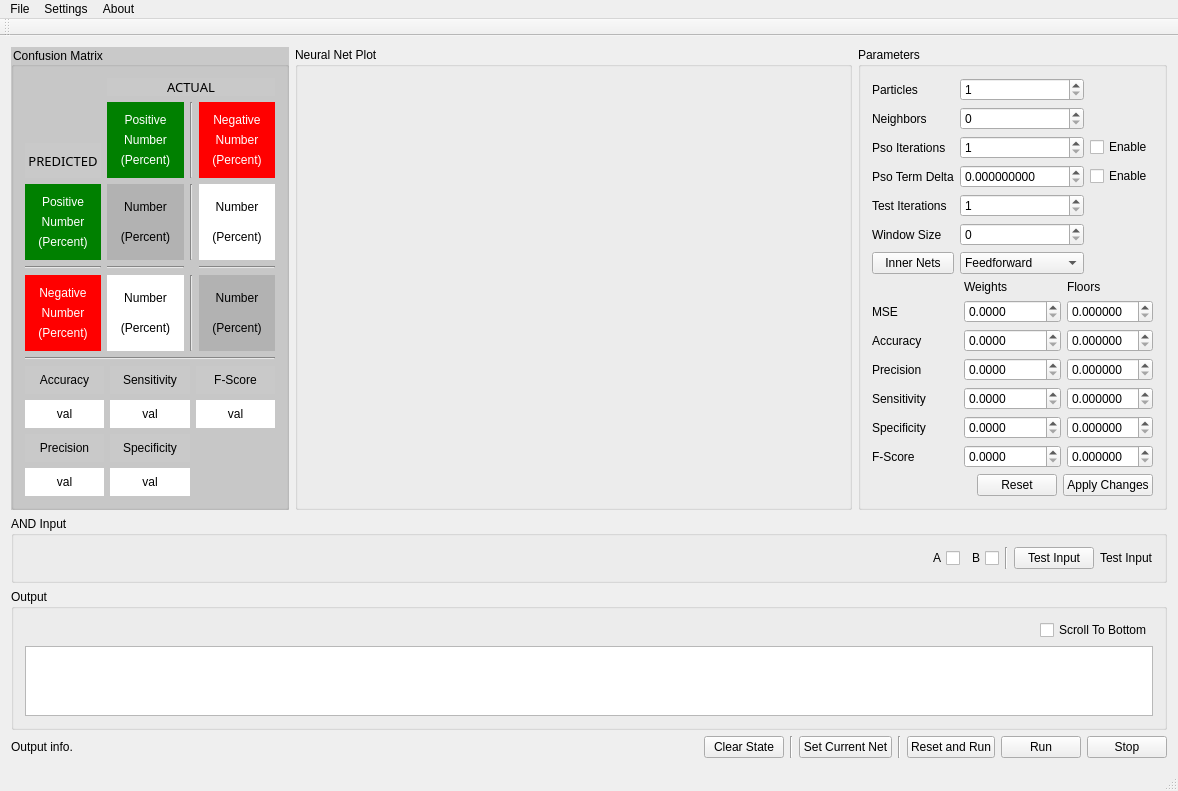
Old version of the form frontend/mainwindow.ui in the repository wboler05/pso_neural_net.
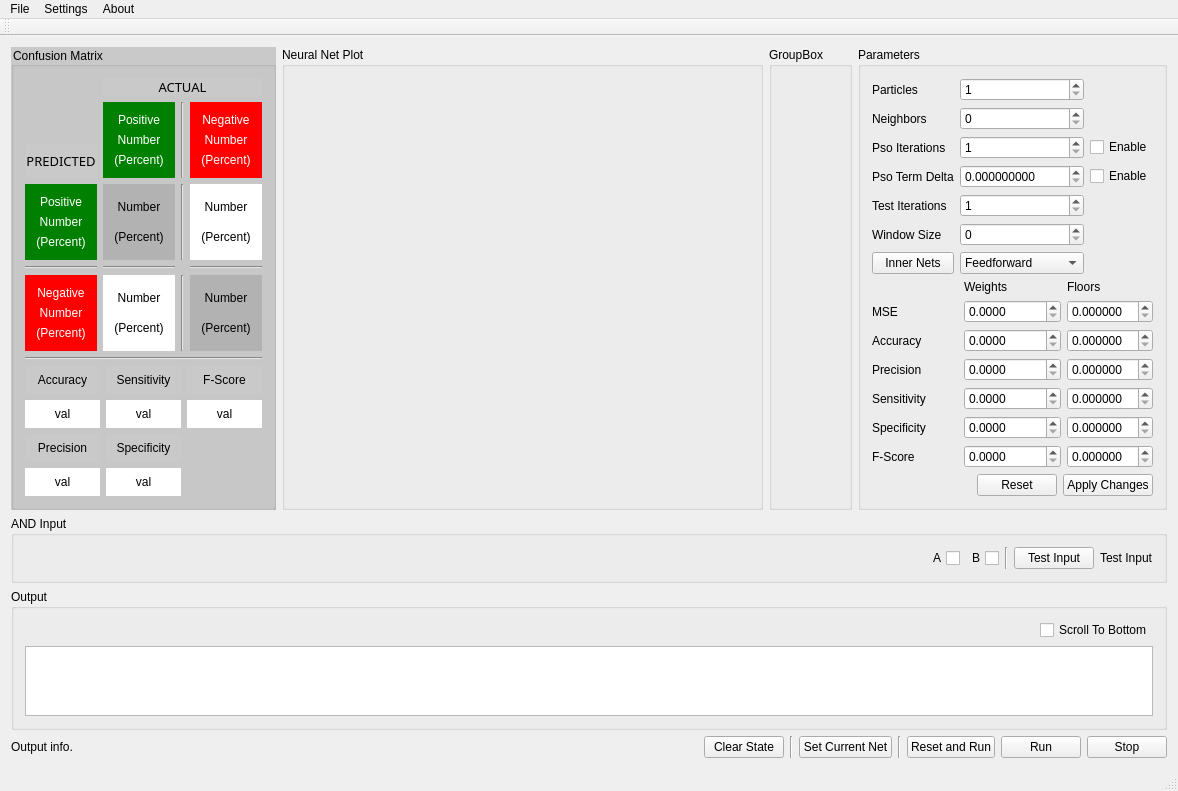
New version of the form. Custom widgets are drawn as their Qt base class.

Diff of the .ui file:
```diff
--- a/frontend/mainwindow.ui
+++ b/frontend/mainwindow.ui
@@ -16,7 +16,7 @@
   <widget class="QWidget" name="centralWidget">
    <layout class="QVBoxLayout" name="verticalLayout_14">
     <item>
-     <layout class="QHBoxLayout" name="horizontalLayout_5" stretch="5,10,2">
+     <layout class="QHBoxLayout" name="horizontalLayout_5" stretch="5,10,0,2">
       <item>
        <widget class="QGroupBox" name="groupBox_2">
         <property name="styleSheet">
@@ -578,6 +578,18 @@
         </layout>
        </widget>
       </item>
+      <item>
+       <widget class="QGroupBox" name="groupBox_3">
+        <property name="title">
+         <string>GroupBox</string>
+        </property>
+        <layout class="QVBoxLayout" name="verticalLayout_8">
+         <item>
+          <widget class="FitnessPlotter" name="fitnessPlot" native="true"/>
+         </item>
+        </layout>
+       </widget>
+      </item>
       <item>
        <widget class="QGroupBox" name="param_gb">
         <property name="title">
@@ -1321,6 +1333,12 @@
    <header>frontend/neuralnetplot.h</header>
    <container>1</container>
   </customwidget>
+  <customwidget>
+   <class>FitnessPlotter</class>
+   <extends>QWidget</extends>
+   <header>fitnessplotter.h</header>
+   <container>1</container>
+  </customwidget>
  </customwidgets>
  <tabstops>
   <tabstop>totalParticles_sb</tabstop>
```
